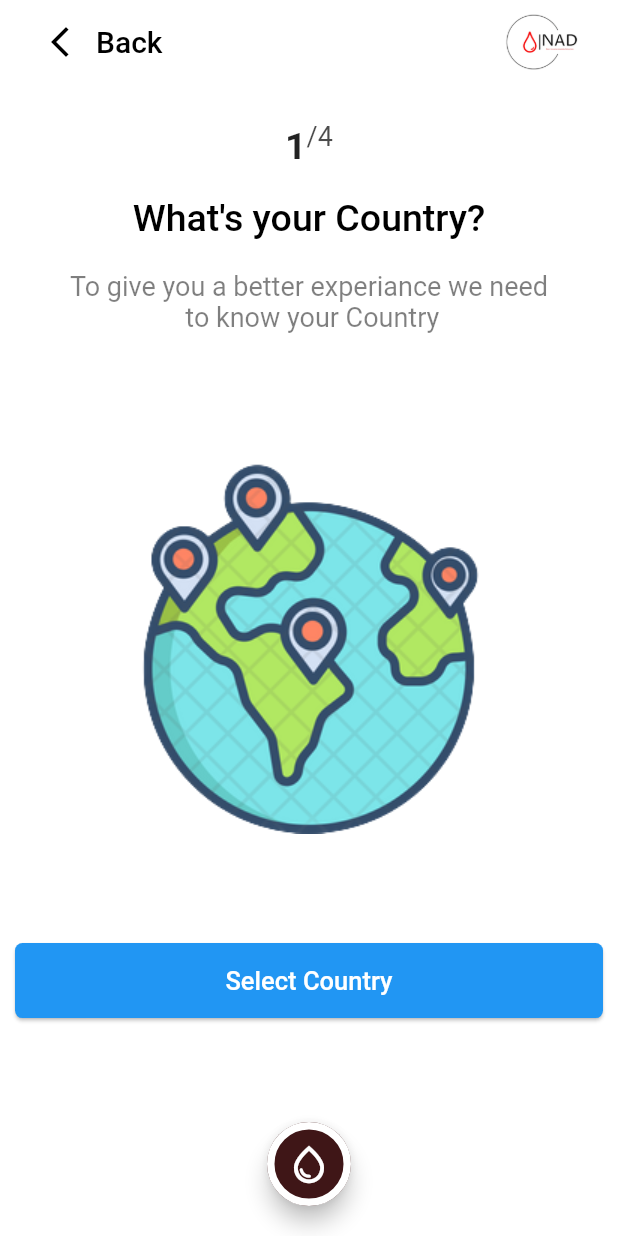
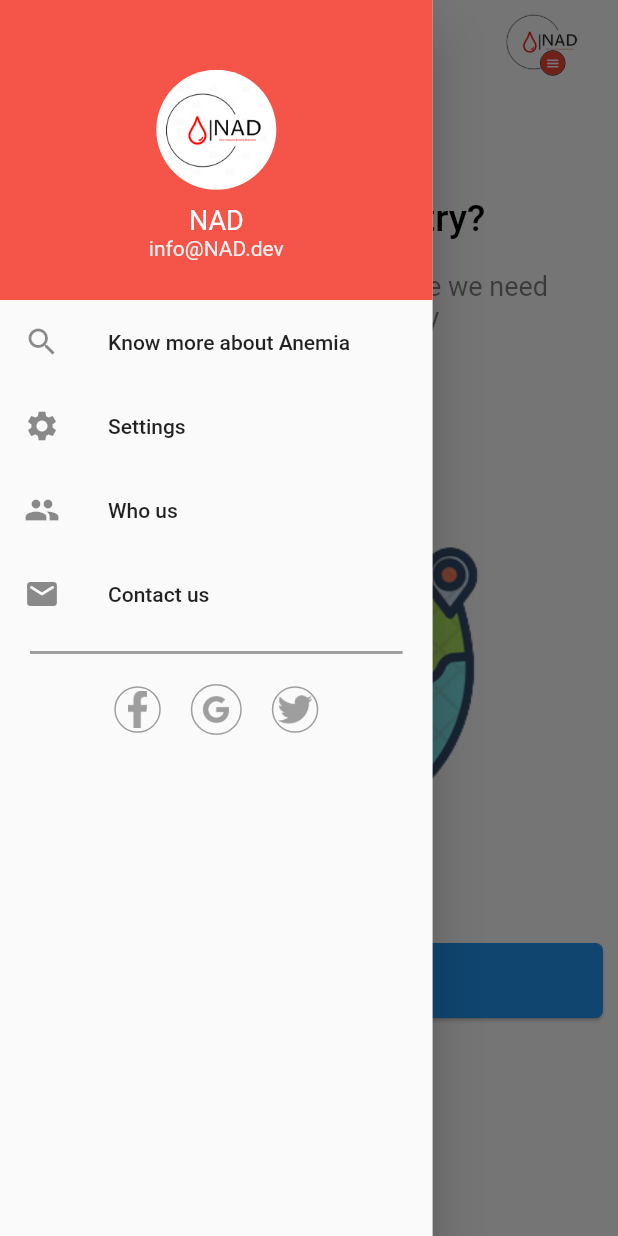
Before and after one commit to Kerolos129Yousef/NAD, a Flutter app: the CountryTap screen opened by its route, with the side drawer open (before the commit the screen has no drawer), on a phone screen of 412 x 824 dp. Run offline on Flutter 3.47's test engine with Material 2 defaults, Android fonts, the phone set to English and light mode, and no system bars; our stand-ins replace country_picker, flutter_native_image, flutter_svg, image_picker; missing offline and left inert: horizontal_picker.

Commit message:
add social_media_drawer.dart

```diff
--- /dev/null
+++ b/lib/Drawer/body_drawer.dart
@@ -0,0 +1,53 @@
+import 'package:add/Drawer/social_media_drawer.dart';
+import 'package:add/setting_tap.dart';
+import 'package:flutter/material.dart';
+
+class BodyDrawer extends StatelessWidget {
+
+  @override
+  Widget build(BuildContext context) {
+    return Column(
+      children: [
+        ListTile(
+          leading: Icon(Icons.search),
+          title: Text("Know more about Anemia"),
+          onTap: (){
+            Navigator.pushNamed(context, SettingTap.routeName);
+          },
+        ),
+        ListTile(
+          leading: Icon(Icons.settings),
+          title: Text("Settings"),
+          onTap: (){
+            Navigator.pushNamed(context, SettingTap.routeName);
+          },
+        ),
+        ListTile(
+          leading: Icon(Icons.people),
+          title: Text("Who us"),
+          onTap: (){
+            Navigator.pushNamed(context, SettingTap.routeName);
+          },
+        ),
+        ListTile(
+          leading: Icon(Icons.email_rounded),
+          title: Text("Contact us"),
+          onTap: (){
+            Navigator.pushNamed(context, SettingTap.routeName);
+          },
+        ),
+        SizedBox(height: 10,),
+        Container(
+          height: 2,
+          width: double.infinity,
+          color: Colors.grey,
+          margin: EdgeInsets.symmetric(horizontal: 20),
+        )
+        ,
+        SizedBox(height: 20,),
+        SocialMediaDrawer()
+
+      ],
+    );
+  }
+}
--- /dev/null
+++ b/lib/Drawer/drawer.dart
@@ -0,0 +1,23 @@
+import 'package:flutter/material.dart';
+import 'body_drawer.dart';
+import 'header_drawer.dart';
+
+class DrawerWidget extends StatelessWidget{
+
+  @override
+  Widget build(BuildContext context) {
+    return Drawer(
+      width: MediaQuery.of(context).size.width*0.7,
+      child: SingleChildScrollView(
+        child: Column(
+          children: [
+            HeaderDrawer(),
+            BodyDrawer(),
+
+
+          ],
+        ),
+      ),
+    );
+  }
+}
--- /dev/null
+++ b/lib/Drawer/header_drawer.dart
@@ -0,0 +1,40 @@
+import 'package:flutter/material.dart';
+
+class HeaderDrawer extends StatelessWidget {
+  const HeaderDrawer({Key? key}) : super(key: key);
+
+  @override
+  Widget build(BuildContext context) {
+    return Container(
+      color: Colors.red.withOpacity(0.9),
+      width: double.infinity,
+      height: 200,
+      padding: EdgeInsets.only(top: 20),
+      child: Column(
+        mainAxisAlignment: MainAxisAlignment.center,
+        children: [
+          Container(
+            margin: EdgeInsets.only(bottom: 10),
+            height: 80,
+            decoration: BoxDecoration(
+                shape: BoxShape.circle,
+                image: DecorationImage(
+                    image: AssetImage("assets/images/drawer.PNG"))),
+          ),
+          Text("NAD",
+              style: TextStyle(
+                color: Colors.white,
+                fontSize: 18,
+              )),
+          Text(
+            "info@NAD.dev",
+            style: TextStyle(
+              color: Colors.grey[200],
+              fontSize: 14,
+            ),
+          )
+        ],
+      ),
+    );
+  }
+}
--- /dev/null
+++ b/lib/Drawer/social_media_drawer.dart
@@ -0,0 +1,42 @@
+import 'package:flutter/material.dart';
+
+class SocialMediaDrawer extends StatelessWidget {
+
+
+  @override
+  Widget build(BuildContext context) {
+    return Center(
+
+      child: Row(
+        mainAxisAlignment: MainAxisAlignment.center,
+        children: [
+          Container(
+              decoration: BoxDecoration(
+                border: Border.all(width: 1,color: Colors.grey),
+                borderRadius: BorderRadius.circular(25)
+              ),
+              padding: EdgeInsets.all(2),
+              child: ImageIcon(AssetImage("assets/images/facebook.png"),color: Colors.grey,size: 25)),
+          SizedBox(width: 20,),
+    Container(
+    decoration: BoxDecoration(
+    border: Border.all(width: 1,color: Colors.grey),
+    borderRadius: BorderRadius.circular(25)
+    ),
+    padding: EdgeInsets.all(2),
+    child: ImageIcon(AssetImage("assets/images/google.png"),color: Colors.grey,size: 28,)),
+          SizedBox(width: 20,),
+          Container(
+              decoration: BoxDecoration(
+                  border: Border.all(width: 1,color: Colors.grey),
+                  borderRadius: BorderRadius.circular(25)
+              ),
+              padding: EdgeInsets.all(3),
+              child: ImageIcon(AssetImage("assets/images/twitter.png"),color: Colors.grey,size: 23,))
+          ,
+
+        ],
+      ),
+    );
+  }
+}
--- a/lib/main.dart
+++ b/lib/main.dart
@@ -1,6 +1,7 @@
 import 'package:add/home_screen.dart';
 import 'package:add/login/login_screen.dart';
 import 'package:add/result.dart';
+import 'package:add/setting_tap.dart';
 import 'package:add/splash_screen.dart';
 import 'package:add/user_data_screen/Gender/gender_tap.dart';
 import 'package:add/user_data_screen/age_tap.dart';
@@ -38,7 +39,8 @@ class MyApp extends StatelessWidget {
        GenderTap.routeName:(_)=>GenderTap(),
        AgeTap.routeName:(_)=>AgeTap(),
        EyeImageTap.routeName:(_)=>EyeImageTap(),
-       ResultScreen.routeName:(_)=>ResultScreen()
+       ResultScreen.routeName:(_)=>ResultScreen(),
+       SettingTap.routeName:(_)=>SettingTap()
      },
       debugShowCheckedModeBanner: false,
 
--- a/lib/setting_tap.dart
+++ b/lib/setting_tap.dart
@@ -1,7 +1,7 @@
 import 'package:flutter/material.dart';
 
 class SettingTap extends StatelessWidget {
-
+  static String routeName = "Settingstap";
   @override
   Widget build(BuildContext context) {
     return Container(
--- a/lib/user_data_screen/EyeScan/eye_image_tap.dart
+++ b/lib/user_data_screen/EyeScan/eye_image_tap.dart
@@ -7,6 +7,7 @@ import 'package:flutter/material.dart';
 import 'package:flutter_native_image/flutter_native_image.dart';
 import 'package:image_picker/image_picker.dart';
 
+import '../../Drawer/drawer.dart';
 import '../../data_of_model.dart';
 import '../../util/app_bar_global.dart';
 
@@ -92,6 +93,7 @@ class _EyeImageTapState extends State<EyeImageTap> {
           ],
         ),
       ),
+      drawer:DrawerWidget(),
       floatingActionButtonLocation: FloatingActionButtonLocation.centerDocked,
       floatingActionButton: Container(
         margin: EdgeInsets.only(bottom: 20),
--- a/lib/user_data_screen/Gender/gender_tap.dart
+++ b/lib/user_data_screen/Gender/gender_tap.dart
@@ -2,6 +2,7 @@ import 'package:add/data_of_model.dart';
 import 'package:add/user_data_screen/age_tap.dart';
 import 'package:flutter/material.dart';
 
+import '../../Drawer/drawer.dart';
 import '../../util/app_bar_global.dart';
 import 'gender_item.dart';
 
@@ -117,6 +118,7 @@ class _GenderTapState extends State<GenderTap> {
           ],
         ),
       ),
+      drawer:DrawerWidget(),
       floatingActionButtonLocation: FloatingActionButtonLocation.centerDocked,
       floatingActionButton: Container(
         margin: EdgeInsets.only(bottom: 20),
--- a/lib/user_data_screen/age_tap.dart
+++ b/lib/user_data_screen/age_tap.dart
@@ -3,6 +3,7 @@ import 'package:add/user_data_screen/EyeScan/eye_image_tap.dart';
 import 'package:flutter/material.dart';
 import 'package:horizontal_picker/horizontal_picker.dart';
 
+import '../Drawer/drawer.dart';
 import '../data_of_model.dart';
 import '../util/app_bar_global.dart';
 import '../util/utilities.dart';
@@ -69,6 +70,7 @@ class _AgeTapState extends State<AgeTap> {
           ],
         ),
       ),
+      drawer:DrawerWidget(),
       floatingActionButtonLocation: FloatingActionButtonLocation.centerDocked,
       floatingActionButton: Container(
         margin: EdgeInsets.only(bottom: 20),
--- a/lib/user_data_screen/country_tap.dart
+++ b/lib/user_data_screen/country_tap.dart
@@ -4,6 +4,8 @@ import 'package:add/util/app_bar_global.dart';
 import 'package:add/util/utilities.dart';
 import 'package:country_picker/country_picker.dart';
 import 'package:flutter/material.dart';
+
+import '../Drawer/drawer.dart';
 
 class CountryTap extends StatefulWidget {
   static const String routeName = "CountryScreen";
@@ -27,6 +29,7 @@ class _CountryTapState extends State<CountryTap> {
         title: AppBarGlobal(() {
           Navigator.pop(context);
         }),
+
       ),
       backgroundColor: Colors.white,
       body: Container(
@@ -99,6 +102,7 @@ class _CountryTapState extends State<CountryTap> {
           ],
         ),
       ),
+      drawer:DrawerWidget() ,
       floatingActionButtonLocation: FloatingActionButtonLocation.centerDocked,
       floatingActionButton: Container(
         margin: EdgeInsets.only(bottom: 20),
--- a/lib/util/app_bar_global.dart
+++ b/lib/util/app_bar_global.dart
@@ -1,8 +1,8 @@
 import 'package:flutter/material.dart';
 
 class AppBarGlobal extends StatelessWidget {
-Function onBackBtnClick;
-AppBarGlobal(this.onBackBtnClick);
+  Function onBackBtnClick;
+  AppBarGlobal(this.onBackBtnClick);
   @override
   Widget build(BuildContext context) {
     return Row(
@@ -10,16 +10,53 @@ AppBarGlobal(this.onBackBtnClick);
       children: [
         Row(
           children: [
-            IconButton(onPressed: (){
-              onBackBtnClick();
-            }, icon: Icon(Icons.arrow_back_ios_new,color: Colors.black,)),
-            Text("Back",style: TextStyle(color: Colors.black),)
+            IconButton(
+                onPressed: () {
+                  onBackBtnClick();
+                },
+                icon: Icon(
+                  Icons.arrow_back_ios_new,
+                  color: Colors.black,
+                )),
+            Text(
+              "Back",
+              style: TextStyle(color: Colors.black),
+            )
           ],
-
         ),
         Container(
             margin: EdgeInsets.only(right: 10),
-            child: Image.asset("assets/images/NAD_app_icon.png",width: 50,height: 50,))
+            child: Builder(builder: (context) {
+              return InkWell(
+                  onTap: () {
+                    Scaffold.of(context).openDrawer();
+                  },
+                  child: Stack(
+                    alignment: Alignment.bottomRight,
+                    children: [
+                      Image.asset(
+                        "assets/images/NAD_app_icon.png",
+                        width: 50,
+                        height: 50,
+                      ),
+                      Container(
+                        margin: EdgeInsets.only(right: 9, bottom: 2.5,),
+                        decoration: BoxDecoration(
+                          borderRadius: BorderRadius.circular(25),
+                          border: Border.all(color: Colors.black,width: 0.5)
+                        ),
+                        child: CircleAvatar(
+                            backgroundColor: Colors.red,
+                            radius: 8,
+                            child: Icon(
+                              Icons.menu_rounded,
+                              color: Colors.white,
+                              size: 10,
+                            )),
+                      )
+                    ],
+                  ));
+            }))
       ],
     );
   }
```
Also changed, not shown: assets/images/drawer.PNG (added).
